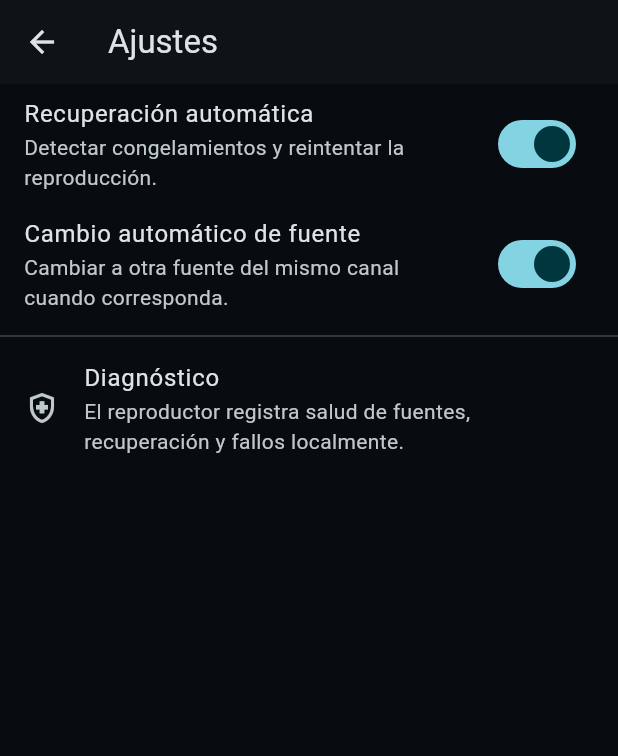
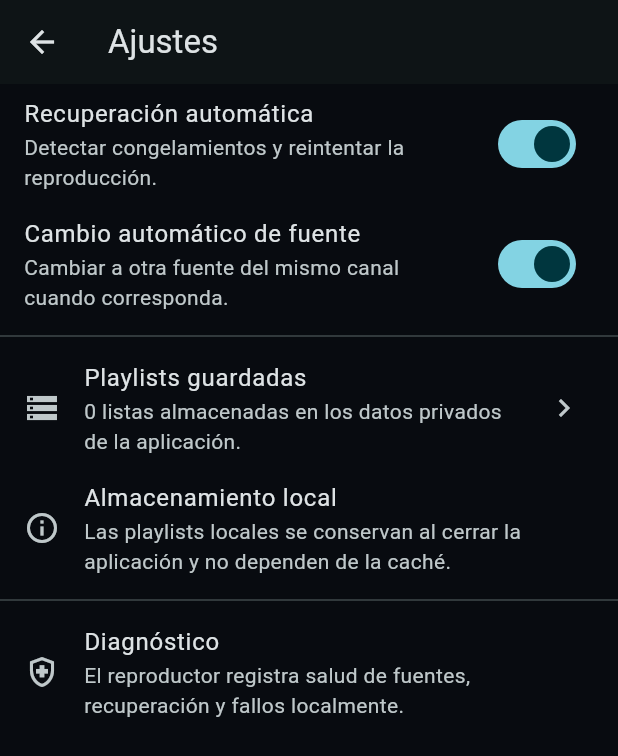
Before and after one commit to ByD4rking/reproductor-IPTV, a Flutter app: the SettingsScreen screen opened directly, on a phone screen of 412 x 824 dp. Shown: the top 756 px of the screen. Run offline on Flutter 3.47's test engine with Material 3 defaults, Android fonts, the phone set to English and light mode, and no system bars; our stand-ins replace file_picker, shared_preferences, video_player; accounts and stored records are empty; key blocks and very long unbroken strings in the code were emptied for the run.

Commit message:
feat(settings): expose persisted playlist library

```diff
--- a/lib/features/settings/settings_screen.dart
+++ b/lib/features/settings/settings_screen.dart
@@ -1,5 +1,7 @@
 import 'package:flutter/material.dart';
 import '../../core/settings/settings_repository.dart';
+import '../../core/playlists/repository/persistent_playlist_repository.dart';
+import '../playlists/playlist_import_screen.dart';
 
 class SettingsScreen extends StatefulWidget {
   const SettingsScreen({super.key});
@@ -9,7 +11,9 @@ class SettingsScreen extends StatefulWidget {
 
 class _SettingsScreenState extends State<SettingsScreen> {
   final _repository = SettingsRepository();
+  final _playlists = PersistentPlaylistRepository();
   AppSettings _settings = const AppSettings();
+  int _playlistCount = 0;
   bool _loading = true;
 
   @override
@@ -20,9 +24,11 @@ class _SettingsScreenState extends State<SettingsScreen> {
 
   Future<void> _load() async {
     final settings = await _repository.load();
+    await _playlists.load();
     if (!mounted) return;
     setState(() {
       _settings = settings;
+      _playlistCount = _playlists.playlists.length;
       _loading = false;
     });
   }
@@ -62,6 +68,33 @@ class _SettingsScreenState extends State<SettingsScreen> {
             )),
           ),
           const Divider(),
+          ListTile(
+            leading: const Icon(Icons.storage_outlined),
+            title: const Text('Playlists guardadas'),
+            subtitle: Text(
+              '$_playlistCount listas almacenadas en los datos privados de la aplicación.',
+            ),
+            trailing: const Icon(Icons.chevron_right),
+            onTap: () async {
+              await Navigator.of(context).push(
+                MaterialPageRoute(
+                  builder: (_) => PlaylistImportScreen(repository: _playlists),
+                ),
+              );
+              await _playlists.load();
+              if (mounted) {
+                setState(() => _playlistCount = _playlists.playlists.length);
+              }
+            },
+          ),
+          const ListTile(
+            leading: Icon(Icons.info_outline),
+            title: Text('Almacenamiento local'),
+            subtitle: Text(
+              'Las playlists locales se conservan al cerrar la aplicación y no dependen de la caché.',
+            ),
+          ),
+          const Divider(),
           const ListTile(
             leading: Icon(Icons.health_and_safety_outlined),
             title: Text('Diagnóstico'),
```
